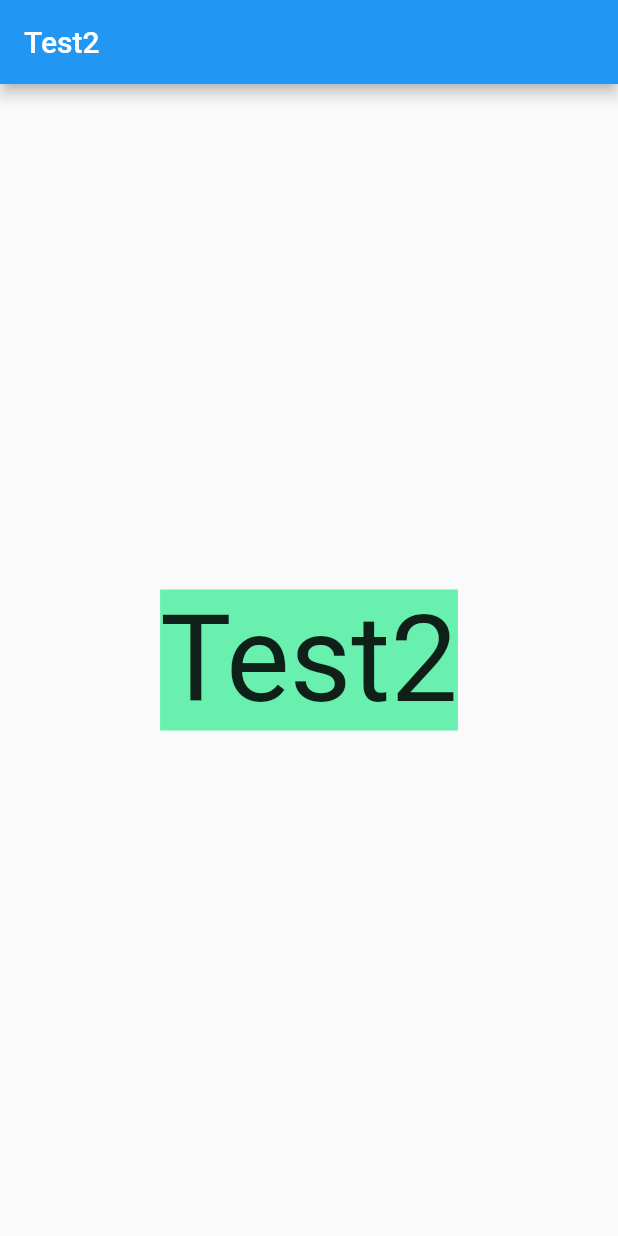
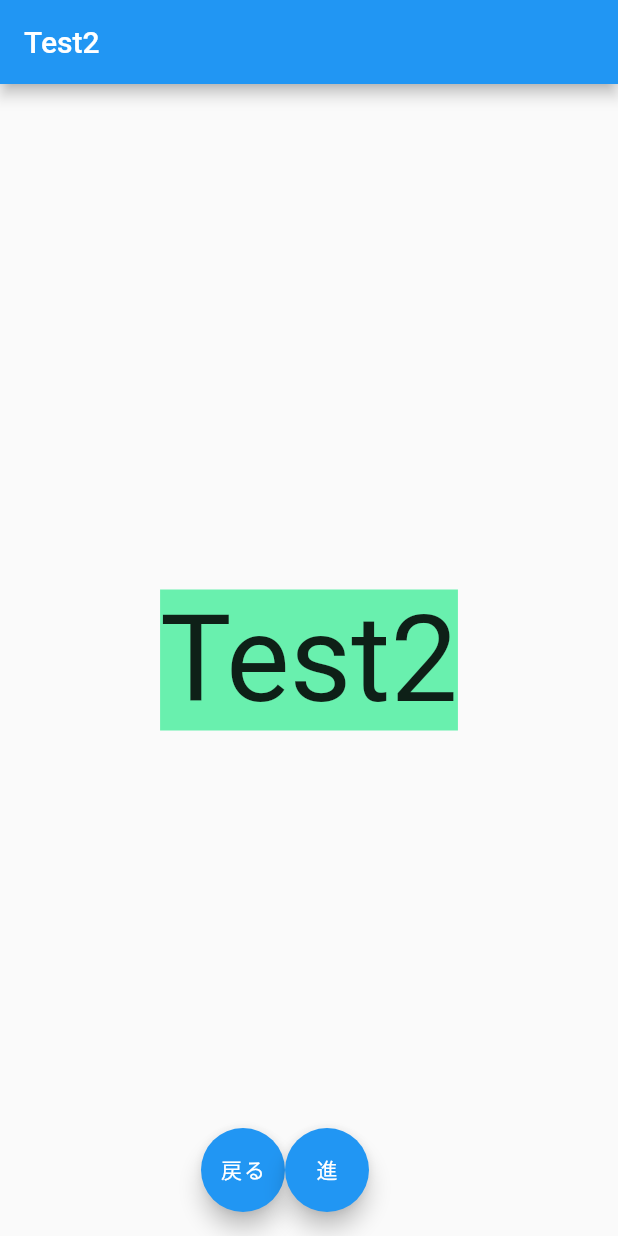
Before and after one commit to kakeru-wada/flutter_sample, a Flutter app: the PageViewPage screen opened directly, swiped to page 2, on a phone screen of 412 x 824 dp. Run offline on Flutter 3.47's test engine with Material 2 defaults, Android fonts, the phone set to English and light mode, and no system bars; our stand-ins replace flutter_riverpod, font_awesome_flutter.

Commit message:
'ナビゲーション用FActionBottonを追加'

```diff
--- a/lib/src/pageview_sample/main.dart
+++ b/lib/src/pageview_sample/main.dart
@@ -12,6 +12,11 @@ class PageViewSample extends StatelessWidget {
         primarySwatch: Colors.blue,
       ),
       home: PageViewPage(title: 'Flutter Demo Home Page'),
+      routes: {
+        '/test1': (BuildContext context) => TestPage1(),
+        '/test2': (BuildContext context) => TestPage2(),
+        '/test3': (BuildContext context) => TestPage3(),
+      },
     );
   }
 }
@@ -57,9 +62,12 @@ class _PageViewPageState extends State<PageViewPage> {
     //return LoginPage();
 
     return Scaffold(
-        body: PageView(
-            controller: _pageController,
-            onPageChanged: _onPageChanged,
-            children: _pages));
+        body: Center(
+          child: PageView(
+              controller: _pageController,
+              onPageChanged: _onPageChanged,
+              children: _pages),
+        ),
+    );
   }
 }
--- a/lib/src/pageview_sample/view/test_page2.dart
+++ b/lib/src/pageview_sample/view/test_page2.dart
@@ -1,4 +1,6 @@
 import 'package:flutter/material.dart';
+import 'test_page3.dart';
+
 class TestPage2 extends StatelessWidget {
   @override
   Widget build(BuildContext context) {
@@ -9,6 +11,28 @@ class TestPage2 extends StatelessWidget {
         body: Center(
             child: Container(
                 color: Colors.greenAccent,
-                child: Text("Test2", style: TextStyle(fontSize: 80)))));
+                child: Text("Test2", style: TextStyle(fontSize: 80))
+            )
+        ),
+        floatingActionButton: Row(
+          mainAxisAlignment: MainAxisAlignment.center,
+          children: [
+            FloatingActionButton(
+              heroTag: 'back',
+              onPressed: () => {
+                Navigator.of(context).pop()
+              },
+              child: Text('戻る'),
+            ),
+            FloatingActionButton(
+              heroTag: 'forward',
+              onPressed: () => {
+                Navigator.of(context).pushNamed('/test3')
+              },
+              child: Text('進'),
+            ),
+          ],
+        )
+    );
   }
 }
```
Also changed, not shown: lib/src/pageview_sample/view/test_page1.dart (+19 -1 lines), lib/src/pageview_sample/view/test_page3.dart (+15 -1 lines).
